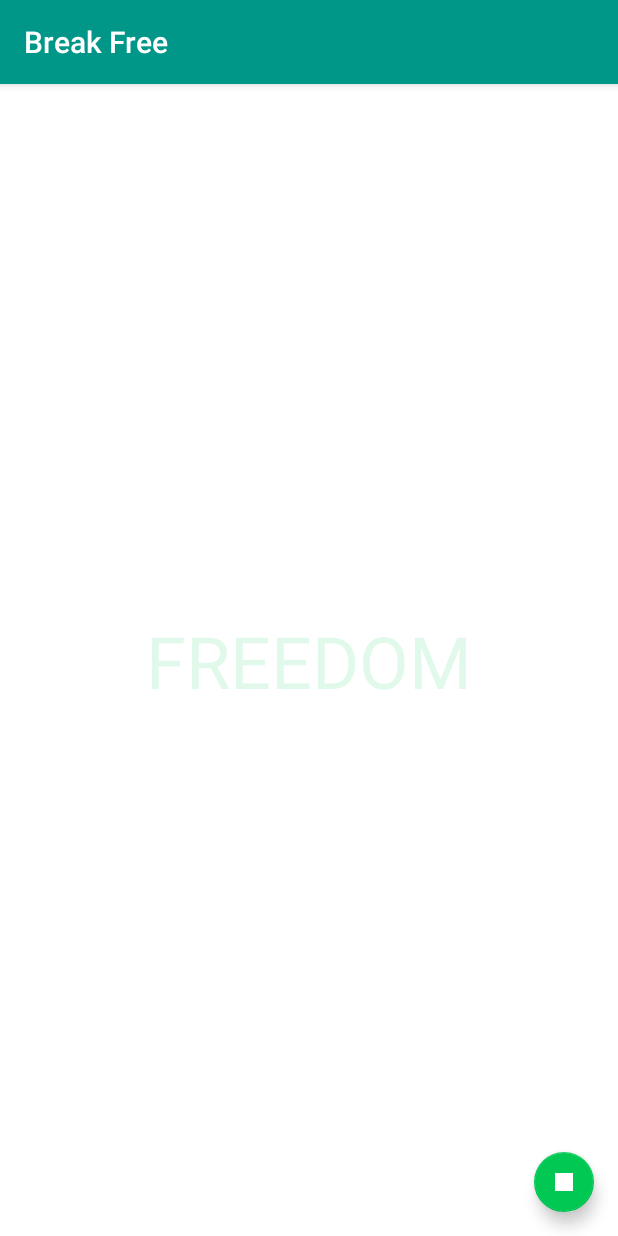
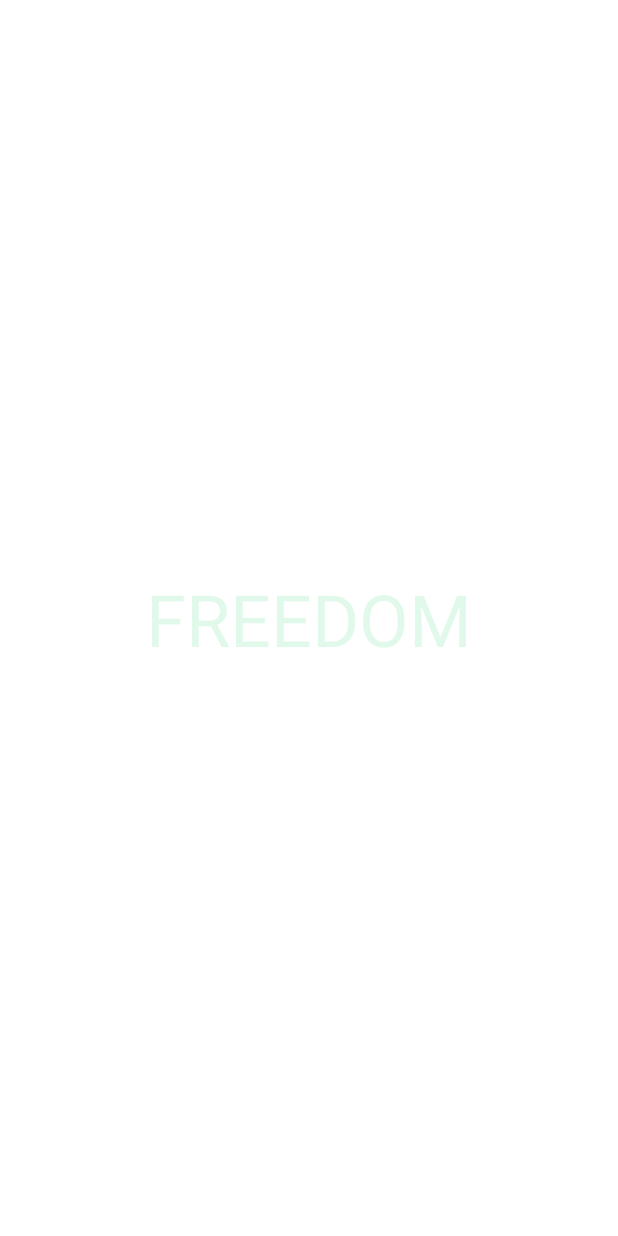
Before and after one commit to offvanHooijdonk/tofreedom, an Android app: the CelebrateActivity screen opened directly, with no data from a screen before it, on a phone screen of 412 x 824 dp. Run offline under Robolectric (Android 15) with nearby library versions, the phone set to English and light mode, and no system bars; libraries missing offline, so code that uses them is left out: com.plattysoft.leonids.

Commit message:
Celebrate Screen: - Action Bar removed - FAB appears when music fades away - FAB icon changed to 'replay'

```diff
--- a/app/src/main/AndroidManifest.xml
+++ b/app/src/main/AndroidManifest.xml
@@ -38,7 +38,8 @@
         <activity android:name=".ui.AboutActivity" />
         <activity
             android:name=".ui.fancies.CelebrateActivity"
-            android:noHistory="true" />
+            android:noHistory="true"
+            android:theme="@style/AppTheme.NoActionBar" />
     </application>
 
 </manifest>
--- a/app/src/main/java/by/offvanhooijdonk/tofreedom/helper/fancies/MusicHelper.java
+++ b/app/src/main/java/by/offvanhooijdonk/tofreedom/helper/fancies/MusicHelper.java
@@ -37,7 +37,7 @@ public class MusicHelper {
         shuffle();
     }
 
-    public void play(@Nullable ValueAnimator.AnimatorUpdateListener l) {
+    public void play(@Nullable ValueAnimator.AnimatorUpdateListener lStart, @Nullable ValueAnimator.AnimatorUpdateListener lStop) {
         initPlayer();
 
         volumeAnim = ValueAnimator.ofFloat(VOLUME_LOWEST, VOLUME_FULL)
@@ -47,12 +47,12 @@ public class MusicHelper {
             if (isStopped) return;
             Float val = (Float) animation.getAnimatedValue();
             player.setVolume(val, val);
-            if (l != null) l.onAnimationUpdate(animation);
+            if (lStart != null) lStart.onAnimationUpdate(animation);
         });
 
         player.start();
         volumeAnim.start();
-        setupFadeTrack();
+        setupFadeTrack(lStop);
     }
 
     public int getPunchTime() {
@@ -69,7 +69,7 @@ public class MusicHelper {
         if (player != null) player.release();
     }
 
-    private void setupFadeTrack() {
+    private void setupFadeTrack(@Nullable ValueAnimator.AnimatorUpdateListener lStop) {
         int duration = ctx.getResources().getInteger(pickedMusic.getDurationRes());
         new Handler().postDelayed(() -> {
             if (isStopped) return;
@@ -83,6 +83,7 @@ public class MusicHelper {
                     Log.i(ToFreedomApp.LOG, "Stop sound!");
                     player.stop();
                 }
+                if (lStop != null) lStop.onAnimationUpdate(animation);
             });
             anim.start();
         }, duration - VOLUME_FADE_OUT_DURATION);
--- a/app/src/main/java/by/offvanhooijdonk/tofreedom/ui/fancies/CelebrateActivity.java
+++ b/app/src/main/java/by/offvanhooijdonk/tofreedom/ui/fancies/CelebrateActivity.java
@@ -3,6 +3,7 @@ package by.offvanhooijdonk.tofreedom.ui.fancies;
 import android.os.Bundle;
 import android.os.Handler;
 import android.support.annotation.Nullable;
+import android.support.design.widget.FloatingActionButton;
 import android.support.v7.app.AppCompatActivity;
 import android.view.View;
 import android.view.WindowManager;
@@ -18,6 +19,7 @@ public class CelebrateActivity extends AppCompatActivity {
     private View viewStartCorner;
     private View viewEndCorner;
     private View root;
+    private FloatingActionButton fabReplay;
 
     private ParticlesHelper.Fireworks fireworksHelper;
     private ParticlesHelper.Confetti confettiHelper;
@@ -33,6 +35,7 @@ public class CelebrateActivity extends AppCompatActivity {
         viewEndCorner = findViewById(R.id.viewEndCorner);
         viewAnchor = findViewById(R.id.viewAnchor);
         txtGreeting = findViewById(R.id.txtGreeting);
+        fabReplay = findViewById(R.id.fabStopReplay);
     }
 
     @Override
@@ -40,6 +43,18 @@ public class CelebrateActivity extends AppCompatActivity {
         super.onStart();
 
         getWindow().addFlags(WindowManager.LayoutParams.FLAG_KEEP_SCREEN_ON);
+        runCelebrations();
+    }
+
+    @Override
+    protected void onStop() {
+        super.onStop();
+
+        getWindow().clearFlags(WindowManager.LayoutParams.FLAG_KEEP_SCREEN_ON);
+        releaseAll();
+    }
+
+    private void runCelebrations() {
         musicHelper = new MusicHelper(getApplicationContext());
         playMusic();
         int particleDelay = musicHelper.getPunchTime();
@@ -47,14 +62,6 @@ public class CelebrateActivity extends AppCompatActivity {
         fireworksHelper = new ParticlesHelper.Fireworks();
         confettiHelper = new ParticlesHelper.Confetti();
         new Handler().postDelayed(this::startParticles, particleDelay);
-    }
-
-    @Override
-    protected void onStop() {
-        super.onStop();
-
-        getWindow().addFlags(WindowManager.LayoutParams.FLAG_KEEP_SCREEN_ON);
-        releaseAll();
     }
 
     private void startParticles() {
@@ -72,6 +79,11 @@ public class CelebrateActivity extends AppCompatActivity {
         musicHelper.play(animation -> {
             Float value = (Float) animation.getAnimatedValue();
             txtGreeting.setAlpha(value);
+        }, animation -> {
+            Float value = (Float) animation.getAnimatedValue();
+            if (Float.compare(animation.getAnimatedFraction(), 1.0f) == 0) {
+                fabReplay.show();
+            }
         });
     }
 
--- a/app/src/main/res/layout/activity_celebrate.xml
+++ b/app/src/main/res/layout/activity_celebrate.xml
@@ -45,10 +45,10 @@
         android:layout_width="wrap_content"
         android:layout_height="wrap_content"
         android:layout_margin="@dimen/fab_margin"
-        android:src="@drawable/ic_stop_24"
+        android:src="@drawable/ic_replay_24"
         android:tint="@color/md_white_1000"
+        android:visibility="invisible"
         app:fabSize="mini"
         app:layout_constraintBottom_toBottomOf="parent"
-
         app:layout_constraintEnd_toEndOf="parent" />
 </android.support.constraint.ConstraintLayout>
```
